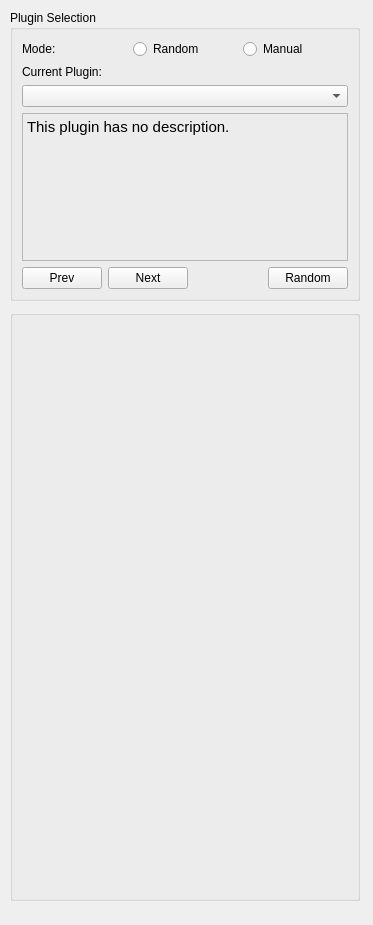
Before: the Qt Designer form lux/panels/PluginPanel.ui in broxtronix/Fiat-Lux, drawn with Qt 5.
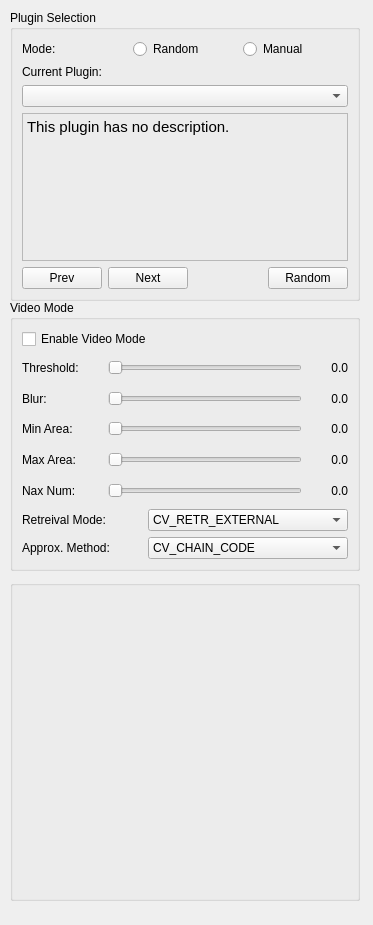
After: the same form once the commit is applied.

Commit message: Added most of the code necessary for video support.

Patch:
```diff
--- a/lux/panels/PluginPanel.ui
+++ b/lux/panels/PluginPanel.ui
@@ -184,9 +184,9 @@
    <property name="geometry">
     <rect>
      <x>10</x>
-     <y>310</y>
+     <y>580</y>
      <width>350</width>
-     <height>591</height>
+     <height>321</height>
     </rect>
    </property>
    <property name="sizePolicy">
@@ -220,6 +220,420 @@
     </item>
    </layout>
   </widget>
+  <widget class="QGroupBox" name="settingsBox_2">
+   <property name="geometry">
+    <rect>
+     <x>10</x>
+     <y>300</y>
+     <width>350</width>
+     <height>271</height>
+    </rect>
+   </property>
+   <property name="sizePolicy">
+    <sizepolicy hsizetype="Preferred" vsizetype="Expanding">
+     <horstretch>0</horstretch>
+     <verstretch>0</verstretch>
+    </sizepolicy>
+   </property>
+   <property name="minimumSize">
+    <size>
+     <width>350</width>
+     <height>0</height>
+    </size>
+   </property>
+   <property name="maximumSize">
+    <size>
+     <width>350</width>
+     <height>16777215</height>
+    </size>
+   </property>
+   <property name="title">
+    <string>Video Mode</string>
+   </property>
+   <layout class="QHBoxLayout" name="horizontalLayout_15">
+    <item>
+     <layout class="QVBoxLayout" name="verticalLayout_4">
+      <item>
+       <widget class="QCheckBox" name="videoMode">
+        <property name="text">
+         <string>Enable Video Mode</string>
+        </property>
+       </widget>
+      </item>
+      <item>
+       <layout class="QHBoxLayout" name="horizontalLayout_18">
+        <item>
+         <widget class="QLabel" name="label_20">
+          <property name="sizePolicy">
+           <sizepolicy hsizetype="Fixed" vsizetype="Preferred">
+            <horstretch>0</horstretch>
+            <verstretch>0</verstretch>
+           </sizepolicy>
+          </property>
+          <property name="minimumSize">
+           <size>
+            <width>80</width>
+            <height>0</height>
+           </size>
+          </property>
+          <property name="text">
+           <string>Threshold:</string>
+          </property>
+         </widget>
+        </item>
+        <item>
+         <widget class="QSlider" name="thresholdSlider">
+          <property name="orientation">
+           <enum>Qt::Horizontal</enum>
+          </property>
+         </widget>
+        </item>
+        <item>
+         <widget class="QLabel" name="thresholdLabel">
+          <property name="sizePolicy">
+           <sizepolicy hsizetype="Fixed" vsizetype="Preferred">
+            <horstretch>0</horstretch>
+            <verstretch>0</verstretch>
+           </sizepolicy>
+          </property>
+          <property name="minimumSize">
+           <size>
+            <width>40</width>
+            <height>0</height>
+           </size>
+          </property>
+          <property name="maximumSize">
+           <size>
+            <width>40</width>
+            <height>16777215</height>
+           </size>
+          </property>
+          <property name="text">
+           <string>0.0</string>
+          </property>
+          <property name="alignment">
+           <set>Qt::AlignRight|Qt::AlignTrailing|Qt::AlignVCenter</set>
+          </property>
+         </widget>
+        </item>
+       </layout>
+      </item>
+      <item>
+       <layout class="QHBoxLayout" name="horizontalLayout_8">
+        <item>
+         <widget class="QLabel" name="label_8">
+          <property name="minimumSize">
+           <size>
+            <width>80</width>
+            <height>0</height>
+           </size>
+          </property>
+          <property name="text">
+           <string>Blur:</string>
+          </property>
+         </widget>
+        </item>
+        <item>
+         <widget class="QSlider" name="blurSlider">
+          <property name="orientation">
+           <enum>Qt::Horizontal</enum>
+          </property>
+         </widget>
+        </item>
+        <item>
+         <widget class="QLabel" name="blurLabel">
+          <property name="sizePolicy">
+           <sizepolicy hsizetype="Fixed" vsizetype="Preferred">
+            <horstretch>0</horstretch>
+            <verstretch>0</verstretch>
+           </sizepolicy>
+          </property>
+          <property name="minimumSize">
+           <size>
+            <width>40</width>
+            <height>0</height>
+           </size>
+          </property>
+          <property name="maximumSize">
+           <size>
+            <width>40</width>
+            <height>16777215</height>
+           </size>
+          </property>
+          <property name="text">
+           <string>0.0</string>
+          </property>
+          <property name="alignment">
+           <set>Qt::AlignRight|Qt::AlignTrailing|Qt::AlignVCenter</set>
+          </property>
+         </widget>
+        </item>
+       </layout>
+      </item>
+      <item>
+       <layout class="QHBoxLayout" name="horizontalLayout_7">
+        <item>
+         <widget class="QLabel" name="label_6">
+          <property name="minimumSize">
+           <size>
+            <width>80</width>
+            <height>0</height>
+           </size>
+          </property>
+          <property name="text">
+           <string>Min Area:</string>
+          </property>
+         </widget>
+        </item>
+        <item>
+         <widget class="QSlider" name="minAreaSlider">
+          <property name="orientation">
+           <enum>Qt::Horizontal</enum>
+          </property>
+         </widget>
+        </item>
+        <item>
+         <widget class="QLabel" name="minAreaLabel">
+          <property name="sizePolicy">
+           <sizepolicy hsizetype="Fixed" vsizetype="Preferred">
+            <horstretch>0</horstretch>
+            <verstretch>0</verstretch>
+           </sizepolicy>
+          </property>
+          <property name="minimumSize">
+           <size>
+            <width>40</width>
+            <height>0</height>
+           </size>
+          </property>
+          <property name="maximumSize">
+           <size>
+            <width>40</width>
+            <height>16777215</height>
+           </size>
+          </property>
+          <property name="text">
+           <string>0.0</string>
+          </property>
+          <property name="alignment">
+           <set>Qt::AlignRight|Qt::AlignTrailing|Qt::AlignVCenter</set>
+          </property>
+         </widget>
+        </item>
+       </layout>
+      </item>
+      <item>
+       <layout class="QHBoxLayout" name="horizontalLayout_19">
+        <item>
+         <widget class="QLabel" name="label_22">
+          <property name="minimumSize">
+           <size>
+            <width>80</width>
+            <height>0</height>
+           </size>
+          </property>
+          <property name="text">
+           <string>Max Area:</string>
+          </property>
+         </widget>
+        </item>
+        <item>
+         <widget class="QSlider" name="maxAreaSlider">
+          <property name="orientation">
+           <enum>Qt::Horizontal</enum>
+          </property>
+         </widget>
+        </item>
+        <item>
+         <widget class="QLabel" name="maxAreaLabel">
+          <property name="sizePolicy">
+           <sizepolicy hsizetype="Fixed" vsizetype="Preferred">
+            <horstretch>0</horstretch>
+            <verstretch>0</verstretch>
+           </sizepolicy>
+          </property>
+          <property name="minimumSize">
+           <size>
+            <width>40</width>
+            <height>0</height>
+           </size>
+          </property>
+          <property name="maximumSize">
+           <size>
+            <width>40</width>
+            <height>16777215</height>
+           </size>
+          </property>
+          <property name="text">
+           <string>0.0</string>
+          </property>
+          <property name="alignment">
+           <set>Qt::AlignRight|Qt::AlignTrailing|Qt::AlignVCenter</set>
+          </property>
+         </widget>
+        </item>
+       </layout>
+      </item>
+      <item>
+       <layout class="QHBoxLayout" name="horizontalLayout_3">
+        <item>
+         <widget class="QLabel" name="label_2">
+          <property name="minimumSize">
+           <size>
+            <width>80</width>
+            <height>0</height>
+           </size>
+          </property>
+          <property name="text">
+           <string>Nax Num:</string>
+          </property>
+         </widget>
+        </item>
+        <item>
+         <widget class="QSlider" name="maxNumSlider">
+          <property name="orientation">
+           <enum>Qt::Horizontal</enum>
+          </property>
+         </widget>
+        </item>
+        <item>
+         <widget class="QLabel" name="maxNumLabel">
+          <property name="sizePolicy">
+           <sizepolicy hsizetype="Fixed" vsizetype="Preferred">
+            <horstretch>0</horstretch>
+            <verstretch>0</verstretch>
+           </sizepolicy>
+          </property>
+          <property name="minimumSize">
+           <size>
+            <width>40</width>
+            <height>0</height>
+           </size>
+          </property>
+          <property name="maximumSize">
+           <size>
+            <width>40</width>
+            <height>16777215</height>
+           </size>
+          </property>
+          <property name="text">
+           <string>0.0</string>
+          </property>
+          <property name="alignment">
+           <set>Qt::AlignRight|Qt::AlignTrailing|Qt::AlignVCenter</set>
+          </property>
+         </widget>
+        </item>
+       </layout>
+      </item>
+      <item>
+       <layout class="QHBoxLayout" name="horizontalLayout_5">
+        <item>
+         <widget class="QLabel" name="label_3">
+          <property name="minimumSize">
+           <size>
+            <width>120</width>
+            <height>0</height>
+           </size>
+          </property>
+          <property name="maximumSize">
+           <size>
+            <width>120</width>
+            <height>16777215</height>
+           </size>
+          </property>
+          <property name="text">
+           <string>Retreival Mode:</string>
+          </property>
+         </widget>
+        </item>
+        <item>
+         <widget class="QComboBox" name="modeSelection">
+          <item>
+           <property name="text">
+            <string>CV_RETR_EXTERNAL</string>
+           </property>
+          </item>
+          <item>
+           <property name="text">
+            <string>CV_RETR_LIST</string>
+           </property>
+          </item>
+          <item>
+           <property name="text">
+            <string>CV_RETR_CCOMP</string>
+           </property>
+          </item>
+          <item>
+           <property name="text">
+            <string>CV_RETR_TREE</string>
+           </property>
+          </item>
+         </widget>
+        </item>
+       </layout>
+      </item>
+      <item>
+       <layout class="QHBoxLayout" name="horizontalLayout_6">
+        <item>
+         <widget class="QLabel" name="label_4">
+          <property name="minimumSize">
+           <size>
+            <width>120</width>
+            <height>0</height>
+           </size>
+          </property>
+          <property name="maximumSize">
+           <size>
+            <width>120</width>
+            <height>16777215</height>
+           </size>
+          </property>
+          <property name="text">
+           <string>Approx. Method:</string>
+          </property>
+         </widget>
+        </item>
+        <item>
+         <widget class="QComboBox" name="methodSelection">
+          <item>
+           <property name="text">
+            <string>CV_CHAIN_CODE</string>
+           </property>
+          </item>
+          <item>
+           <property name="text">
+            <string>CV_CHAIN_APPROX_NONE</string>
+           </property>
+          </item>
+          <item>
+           <property name="text">
+            <string>CV_CHAIN_APPROX_SIMPLE</string>
+           </property>
+          </item>
+          <item>
+           <property name="text">
+            <string>CV_CHAIN_APPROX_TC89_L1</string>
+           </property>
+          </item>
+          <item>
+           <property name="text">
+            <string>CV_CHAIN_APPROX_TC89_KCOS</string>
+           </property>
+          </item>
+          <item>
+           <property name="text">
+            <string>CV_LINK_RUNS (only with CV_RETR_LIST)</string>
+           </property>
+          </item>
+         </widget>
+        </item>
+       </layout>
+      </item>
+     </layout>
+    </item>
+   </layout>
+  </widget>
  </widget>
  <resources/>
  <connections/>
```
The commit also changes 13 other files.
